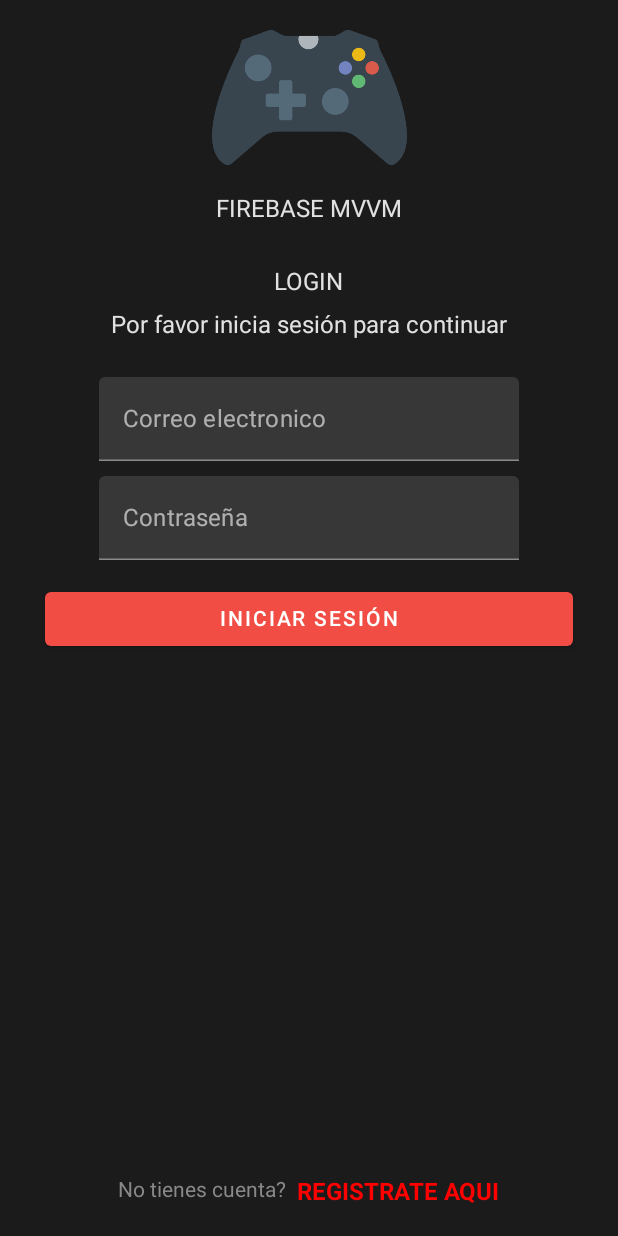
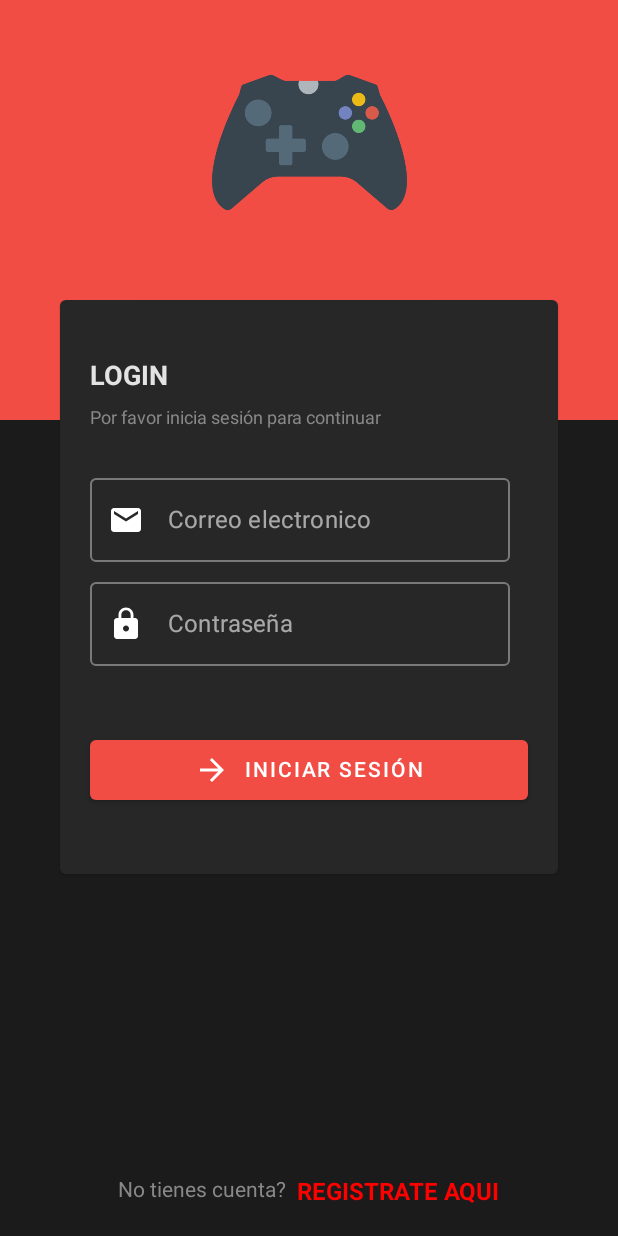
Before and after one commit to faradius/Gamer_MVVM_App, an Android app built with Jetpack Compose: the screen it shows after launch (MainActivity), on a phone screen of 412 x 824 dp. Run offline under Robolectric (Android 15) with nearby library versions, the phone set to English and light mode, and no system bars.

Commit message:
Terminando el diseño de la pantalla de login

```diff
--- a/app/src/main/java/com/alex/gamermvvmapp/screens/login/components/LoginContent.kt
+++ b/app/src/main/java/com/alex/gamermvvmapp/screens/login/components/LoginContent.kt
@@ -1,70 +1,131 @@
 package com.alex.gamermvvmapp.screens.login.components
 
 import androidx.compose.foundation.Image
+import androidx.compose.foundation.background
 import androidx.compose.foundation.layout.*
 import androidx.compose.material.*
+import androidx.compose.material.icons.Icons
+import androidx.compose.material.icons.filled.ArrowForward
+import androidx.compose.material.icons.filled.Email
+import androidx.compose.material.icons.filled.Lock
 import androidx.compose.runtime.Composable
 import androidx.compose.ui.Alignment
 import androidx.compose.ui.Modifier
+import androidx.compose.ui.graphics.Color
 import androidx.compose.ui.res.painterResource
+import androidx.compose.ui.text.font.FontWeight
 import androidx.compose.ui.tooling.preview.Preview
 import androidx.compose.ui.unit.dp
+import androidx.compose.ui.unit.sp
 import com.alex.gamermvvmapp.R
 import com.alex.gamermvvmapp.screens.login.LoginScreen
+import com.alex.gamermvvmapp.ui.theme.DarkGray500
 import com.alex.gamermvvmapp.ui.theme.GamerMVVMAppTheme
+import com.alex.gamermvvmapp.ui.theme.Red500
 
 @Composable
-fun LoginContent(paddingValues: PaddingValues){
-    Column(
+fun LoginContent(paddingValues: PaddingValues) {
+    Box(
         modifier = Modifier
             .padding(paddingValues = paddingValues)
-            .fillMaxWidth(),
+            .fillMaxWidth()
+    ) {
+        BoxHeader()
+        CardForm()
+    }
+}
+
+@Composable
+fun BoxHeader() {
+    Box(
+        modifier = Modifier
+            .fillMaxWidth()
+            .height(280.dp)
+            .background(Red500)
+    ){
+        Column(
+            modifier = Modifier.fillMaxWidth(),
             horizontalAlignment = Alignment.CenterHorizontally
         ) {
+            Spacer(modifier = Modifier.height(30.dp))
             Image(
                 modifier = Modifier.height(130.dp),
                 painter = painterResource(id = R.drawable.control),
                 contentDescription = "Control de xbox 360"
             )
+        }
+
+    }
+}
+
+@Composable
+fun CardForm() {
+    Card(
+        modifier = Modifier.padding(start = 40.dp, end = 40.dp, top = 200.dp),
+        backgroundColor = DarkGray500
+    ) {
+        Column(
+            modifier = Modifier.padding(horizontal = 20.dp)
+        ) {
             Text(
-            text = "FIREBASE MVVM"
-        )
-        Text(
-            modifier = Modifier.padding(top = 30.dp),
-            text = "LOGIN"
+                modifier = Modifier.padding(top = 40.dp),
+                text = "LOGIN",
+                fontSize = 18.sp,
+                fontWeight = FontWeight.Bold
             )
 
             Spacer(modifier = Modifier.height(10.dp))
 
             Text(
-            text = "Por favor inicia sesión para continuar"
+                text = "Por favor inicia sesión para continuar",
+                fontSize = 12.sp,
+                color = Color.Gray
             )
-        TextField(
+            OutlinedTextField(
                 modifier = Modifier.padding(top = 25.dp),
                 value = "",
                 onValueChange = { },
-            placeholder = {
+                label = {
                     Text(text = "Correo electronico")
+                },
+                leadingIcon = { //trailing es para poner el icono de lado derecho
+                    Icon(//painter es para los recursos de android
+                        imageVector = Icons.Default.Email,
+                        contentDescription = "",
+                        tint = Color.White
+                    )
                 }
             )
 
-        Spacer(modifier = Modifier.height(10.dp))
-
-        TextField(
+            OutlinedTextField(
+                modifier = Modifier.padding(top = 5.dp),
                 value = "",
                 onValueChange = { },
-            placeholder = {
+                label = {
                     Text(text = "Contraseña")
+                },
+                leadingIcon = {
+                    Icon(
+                        imageVector = Icons.Default.Lock,
+                        contentDescription = "",
+                        tint = Color.White
+                    )
                 }
             )
 
             Button(
                 modifier = Modifier
                     .fillMaxWidth()
-                .padding(horizontal = 30.dp, vertical = 15.dp),
+                    .padding(vertical = 45.dp),
                 onClick = { }
             ) {
+                Icon(
+                    imageVector = Icons.Default.ArrowForward,
+                    contentDescription = ""
+                )
+                Spacer(modifier = Modifier.width(10.dp))
                 Text(text = "INICIAR SESIÓN")
+            }
         }
     }
 }
```
Lines whose indentation alone changed are shown as unchanged.
